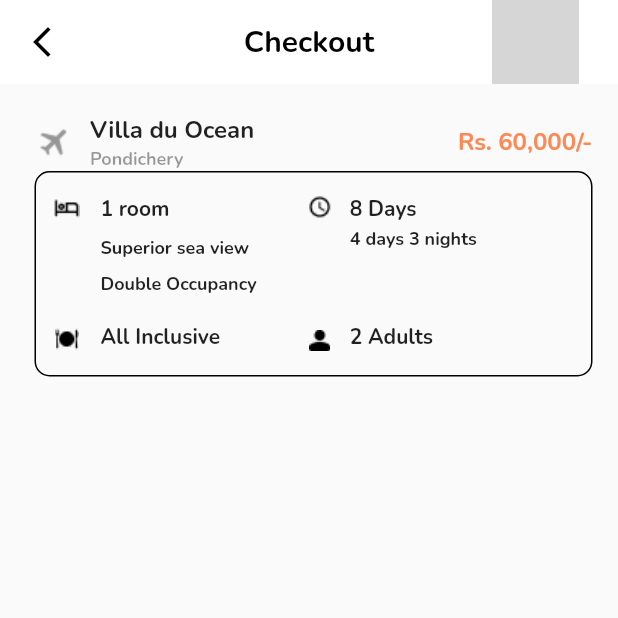
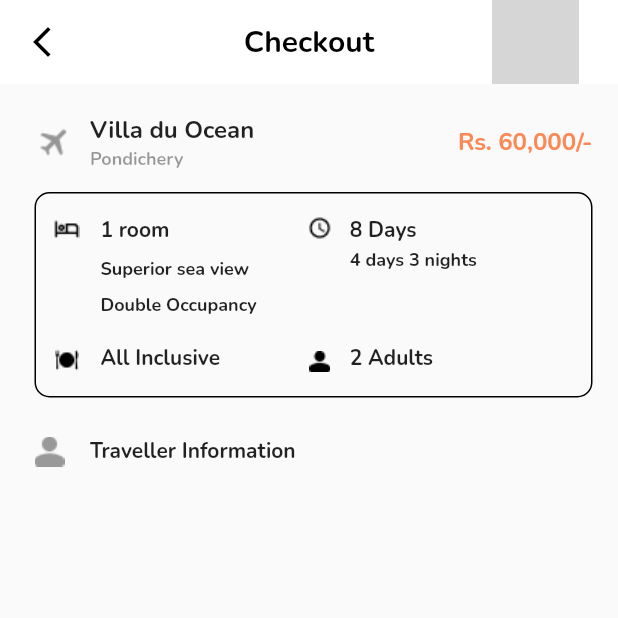
Before and after one commit to Gegerout/travel_app, a Flutter app: the NotificationPage screen opened directly with empty values, on a phone screen of 412 x 824 dp, the top half of it. Run offline on Flutter 3.47's test engine with Material 2 defaults, Android fonts, the phone set to English and light mode, and no system bars; our stand-ins replace dio, flutter_riverpod, google_fonts; network calls fail; grey boxes are pictures that could not be loaded.

Commit message:
home page update

```diff
--- a/lib/home/presentation/pages/notification_page.dart
+++ b/lib/home/presentation/pages/notification_page.dart
@@ -59,6 +59,7 @@
                 Text("Rs. 60,000/-", style: GoogleFonts.nunito(fontWeight: FontWeight.w700, fontSize: 16, color: const Color(0xFFFC8955))),
               ],
             ),
+            const SizedBox(height: 14),
             Container(
               width: double.infinity,
               height: 137,
@@ -112,6 +113,14 @@
                   ],
                 ),
               ),
+            ),
+            const SizedBox(height: 26),
+            Row(
+              children: [
+                Image.asset("assets/images/profile_big.png"),
+                const SizedBox(width: 17,),
+                Text("Traveller Information", style: GoogleFonts.nunito(fontWeight: FontWeight.w700, fontSize: 14)),
+              ],
             )
           ],
         ),
```
Also changed, not shown: assets/images/profile_big.png (added).
